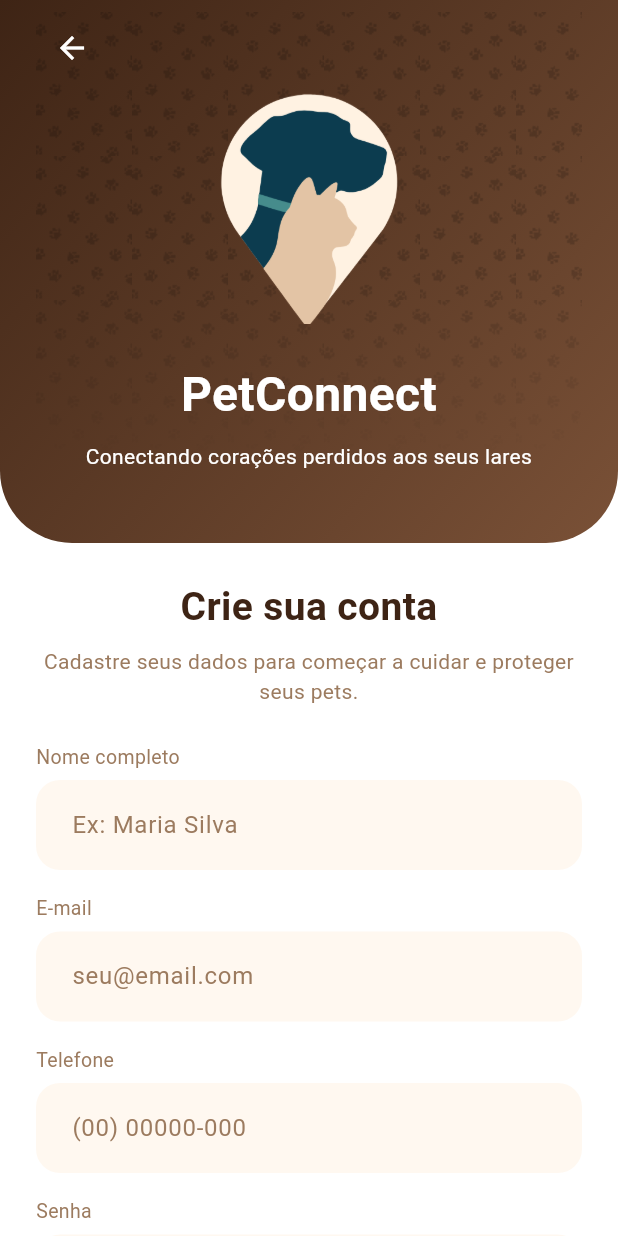
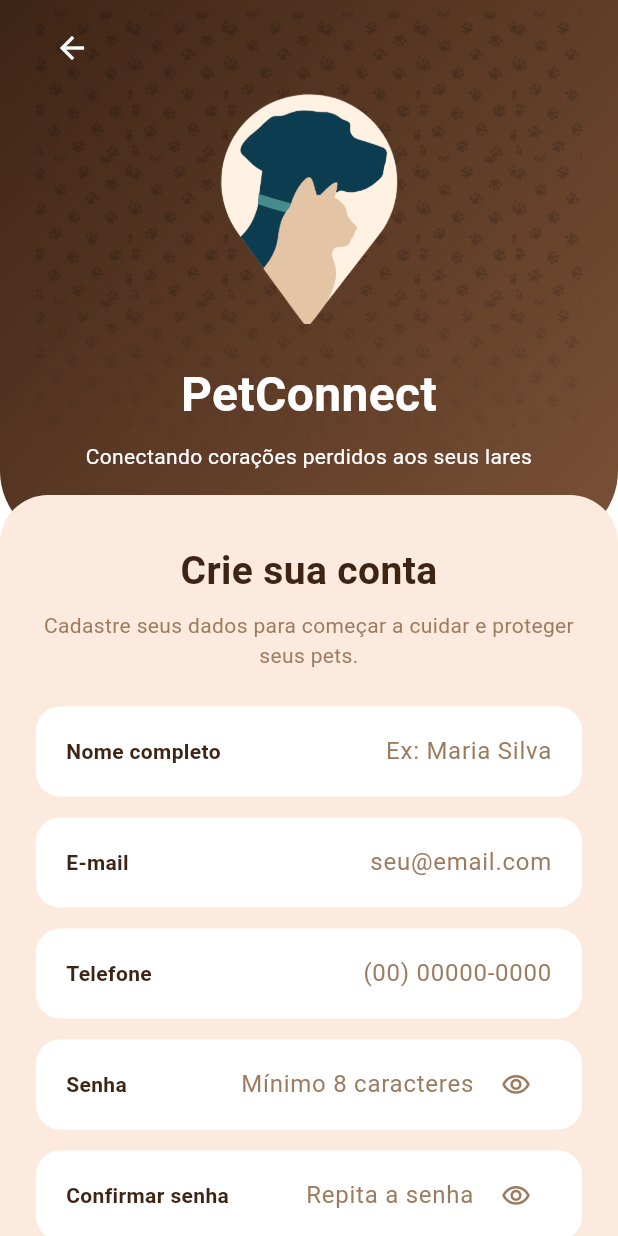
Before and after one commit to AleksGustavo/PetConnect, a Flutter app: the CadastroScreen screen opened by its route, on a phone screen of 412 x 824 dp. Run offline on Flutter 3.47's test engine with Material 3 defaults, Android fonts, the phone set to English and light mode, and no system bars; our stand-ins replace cloud_firestore, firebase_auth, firebase_core, flutter_riverpod, go_router, image_picker and 1 more; accounts and stored records are empty; generated files the repository leaves out were written again; network calls fail.

Commit message:
fix: estiliza o cadastro no visual do mockup (card bege, campos com rotulo e exemplo na mesma linha) (#17)
Merge automatico: flutter analyze sem problemas, 17 testes passando.

```diff
--- a/lib/features/auth/presentation/screens/cadastro_screen.dart
+++ b/lib/features/auth/presentation/screens/cadastro_screen.dart
@@ -83,8 +83,17 @@ class _CadastroScreenState extends ConsumerState<CadastroScreen> {
             crossAxisAlignment: CrossAxisAlignment.stretch,
             children: [
               AuthHeader(onBack: () => context.pop()),
-              Padding(
-                padding: const EdgeInsets.fromLTRB(24, 24, 24, 48),
+              Transform.translate(
+                offset: const Offset(0, -32),
+                child: Container(
+                  padding: const EdgeInsets.fromLTRB(24, 32, 24, 40),
+                  decoration: const BoxDecoration(
+                    color: AppColors.background,
+                    borderRadius: BorderRadius.only(
+                      topLeft: Radius.circular(32),
+                      topRight: Radius.circular(32),
+                    ),
+                  ),
                   child: Form(
                     key: _formKey,
                     child: Column(
@@ -106,71 +115,69 @@ class _CadastroScreenState extends ConsumerState<CadastroScreen> {
                           style: TextStyle(color: AppColors.textMuted),
                         ),
                         const SizedBox(height: 24),
-                      const _FieldLabel('Nome completo'),
-                      TextFormField(
+                        _CampoComRotulo(
+                          rotulo: 'Nome completo',
+                          hint: 'Ex: Maria Silva',
                           controller: _nomeController,
-                        decoration: const InputDecoration(hintText: 'Ex: Maria Silva'),
                           validator: (value) =>
                               (value == null || value.trim().isEmpty) ? 'Informe seu nome.' : null,
                         ),
-                      const SizedBox(height: 16),
-                      const _FieldLabel('E-mail'),
-                      TextFormField(
+                        const SizedBox(height: 14),
+                        _CampoComRotulo(
+                          rotulo: 'E-mail',
+                          hint: 'seu@email.com',
                           controller: _emailController,
                           keyboardType: TextInputType.emailAddress,
-                        decoration: const InputDecoration(hintText: 'seu@email.com'),
                           validator: (value) {
                             if (value == null || value.trim().isEmpty) return 'Informe seu e-mail.';
                             if (!value.contains('@')) return 'E-mail inválido.';
                             return null;
                           },
                         ),
-                      const SizedBox(height: 16),
-                      const _FieldLabel('Telefone'),
-                      TextFormField(
+                        const SizedBox(height: 14),
+                        _CampoComRotulo(
+                          rotulo: 'Telefone',
+                          hint: '(00) 00000-0000',
                           controller: _telefoneController,
                           keyboardType: TextInputType.phone,
-                        decoration: const InputDecoration(hintText: '(00) 00000-000'),
                         ),
-                      const SizedBox(height: 16),
-                      const _FieldLabel('Senha'),
-                      TextFormField(
+                        const SizedBox(height: 14),
+                        _CampoComRotulo(
+                          rotulo: 'Senha',
+                          hint: 'Mínimo 8 caracteres',
                           controller: _senhaController,
                           obscureText: !_senhaVisivel,
-                        decoration: InputDecoration(
-                          hintText: 'Mínimo 8 caracteres',
+                          validator: (value) => (value == null || value.length < 8)
+                              ? 'Mínimo de 8 caracteres.'
+                              : null,
                           suffixIcon: IconButton(
                             icon: Icon(
                               _senhaVisivel ? Icons.visibility_off_outlined : Icons.visibility_outlined,
                               color: AppColors.textMuted,
+                              size: 20,
                             ),
                             onPressed: () => setState(() => _senhaVisivel = !_senhaVisivel),
                           ),
                         ),
-                        validator: (value) => (value == null || value.length < 8)
-                            ? 'Mínimo de 8 caracteres.'
-                            : null,
-                      ),
-                      const SizedBox(height: 16),
-                      const _FieldLabel('Confirmar senha'),
-                      TextFormField(
+                        const SizedBox(height: 14),
+                        _CampoComRotulo(
+                          rotulo: 'Confirmar senha',
+                          hint: 'Repita a senha',
                           controller: _confirmarSenhaController,
                           obscureText: !_confirmarSenhaVisivel,
-                        decoration: InputDecoration(
-                          hintText: 'Repita a senha',
+                          validator: (value) =>
+                              (value == null || value.isEmpty) ? 'Confirme sua senha.' : null,
                           suffixIcon: IconButton(
                             icon: Icon(
                               _confirmarSenhaVisivel
                                   ? Icons.visibility_off_outlined
                                   : Icons.visibility_outlined,
                               color: AppColors.textMuted,
+                              size: 20,
                             ),
                             onPressed: () =>
                                 setState(() => _confirmarSenhaVisivel = !_confirmarSenhaVisivel),
                           ),
-                        ),
-                        validator: (value) =>
-                            (value == null || value.isEmpty) ? 'Confirme sua senha.' : null,
                         ),
                         if (_error != null) ...[
                           const SizedBox(height: 12),
@@ -197,6 +204,7 @@ class _CadastroScreenState extends ConsumerState<CadastroScreen> {
                     ),
                   ),
                 ),
+              ),
             ],
           ),
         ),
@@ -205,16 +213,67 @@ class _CadastroScreenState extends ConsumerState<CadastroScreen> {
   }
 }
 
-class _FieldLabel extends StatelessWidget {
-  const _FieldLabel(this.text);
+/// Campo no estilo do mockup: rótulo fixo à esquerda e exemplo/valor à
+/// direita, dentro de uma mesma "pílula" branca arredondada — diferente do
+/// padrão "rótulo acima do campo" usado no resto do app.
+class _CampoComRotulo extends StatelessWidget {
+  const _CampoComRotulo({
+    required this.rotulo,
+    required this.hint,
+    required this.controller,
+    this.keyboardType,
+    this.obscureText = false,
+    this.suffixIcon,
+    this.validator,
+  });
 
-  final String text;
+  final String rotulo;
+  final String hint;
+  final TextEditingController controller;
+  final TextInputType? keyboardType;
+  final bool obscureText;
+  final Widget? suffixIcon;
+  final String? Function(String?)? validator;
 
   @override
   Widget build(BuildContext context) {
-    return Padding(
-      padding: const EdgeInsets.only(bottom: 6),
-      child: Text(text, style: const TextStyle(color: AppColors.textMuted, fontSize: 13)),
+    return Container(
+      padding: const EdgeInsets.symmetric(horizontal: 20),
+      decoration: BoxDecoration(
+        color: Colors.white,
+        borderRadius: BorderRadius.circular(16),
+      ),
+      child: Row(
+        children: [
+          Text(
+            rotulo,
+            style: const TextStyle(fontWeight: FontWeight.bold, color: AppColors.textPrimary),
+          ),
+          const SizedBox(width: 12),
+          Expanded(
+            child: TextFormField(
+              controller: controller,
+              keyboardType: keyboardType,
+              obscureText: obscureText,
+              textAlign: TextAlign.right,
+              validator: validator,
+              style: const TextStyle(color: AppColors.textPrimary),
+              decoration: InputDecoration(
+                hintText: hint,
+                isDense: true,
+                filled: false,
+                border: InputBorder.none,
+                enabledBorder: InputBorder.none,
+                focusedBorder: InputBorder.none,
+                errorBorder: InputBorder.none,
+                focusedErrorBorder: InputBorder.none,
+                contentPadding: const EdgeInsets.symmetric(vertical: 18),
+                suffixIcon: suffixIcon,
+              ),
+            ),
+          ),
+        ],
+      ),
     );
   }
 }
```
Lines whose indentation alone changed are shown as unchanged.
